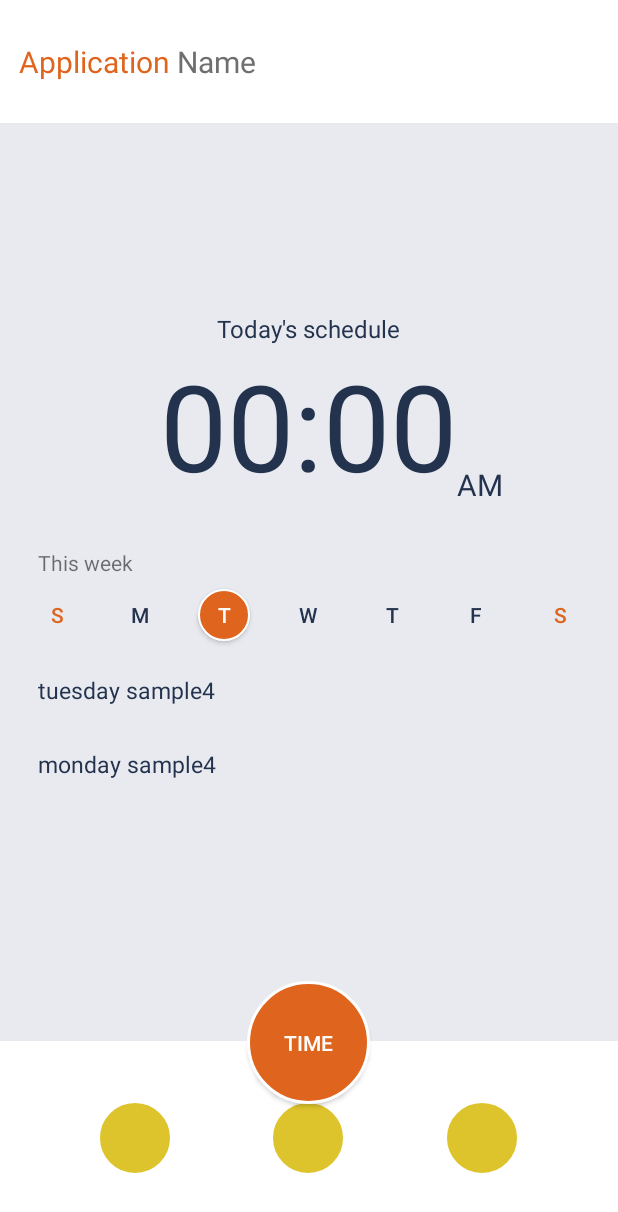
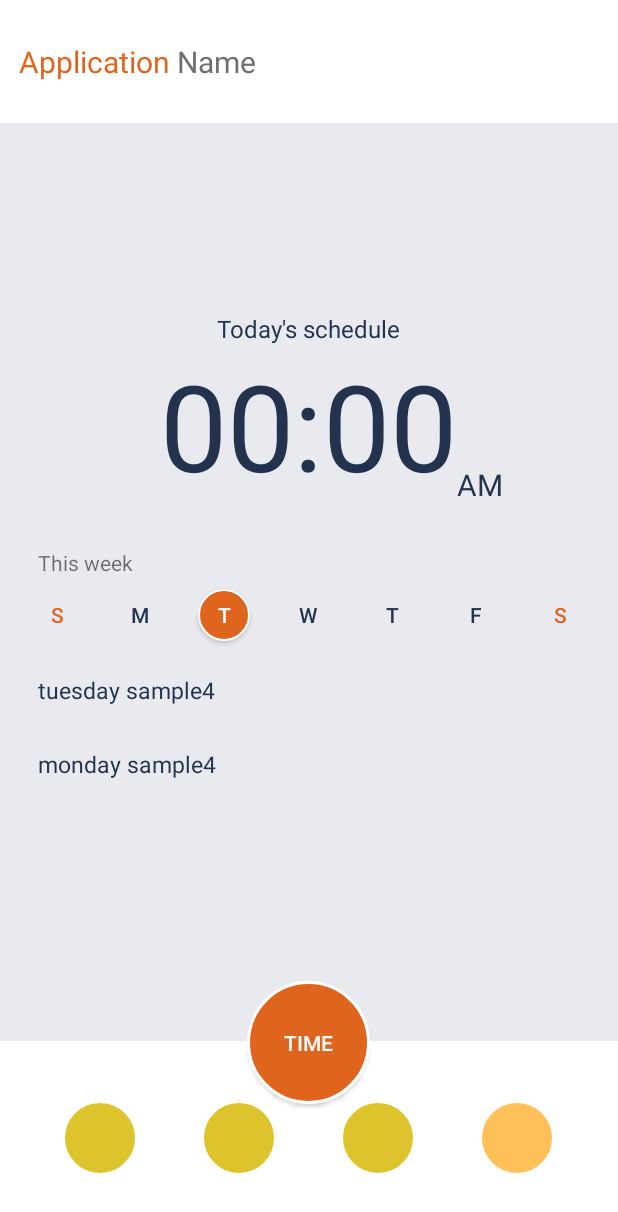
Before and after one commit to bdc01051/software_practice_03, an Android app: the main screen opened directly, with no data from a screen before it, on a phone screen of 412 x 824 dp. Shown: the top 1212 px of the screen. Run offline under Robolectric (Android 15) with nearby library versions, the phone set to English and light mode, and no system bars; our stand-ins replace Volley; libraries missing offline, so code that uses them is left out: cloud.artik.api, cloud.artik.client, cloud.artik.model; pictures from the network do not load; 9 statements that could not run were skipped.

Commit message:
logout activity implemented. icons are now high-resolution, works properly.

```diff
--- a/app/src/main/java/com/example/jiwon_hae/software_practice/main.java
+++ b/app/src/main/java/com/example/jiwon_hae/software_practice/main.java
@@ -23,12 +23,12 @@ import com.android.volley.Response;
 import com.android.volley.toolbox.Volley;
 import com.bumptech.glide.Glide;
 import com.bumptech.glide.signature.StringSignature;
-import com.example.jiwon_hae.software_practice.account.create_account.create_account;
 import com.example.jiwon_hae.software_practice.account.create_account.volley.create_account_volley;
 import com.example.jiwon_hae.software_practice.account.create_account.volley.request_check_email;
 import com.example.jiwon_hae.software_practice.artik.SensorData;
 import com.example.jiwon_hae.software_practice.artik.SensorDataListener;
 import com.example.jiwon_hae.software_practice.drunk_check.drunk_check;
+import com.example.jiwon_hae.software_practice.logout.logout;
 import com.example.jiwon_hae.software_practice.schedule.at_main.main_listview_adapter;
 import com.example.jiwon_hae.software_practice.schedule.schedule;
 import com.example.jiwon_hae.software_practice.tmap.map_navigation;
@@ -39,10 +39,12 @@ import org.json.JSONObject;
 import java.util.ArrayList;
 import java.util.Calendar;
 
+
 public class main extends AppCompatActivity {
     private ImageButton alcohol_btn;
     private ImageButton navigation_btn;
     private ImageButton drunkcheck_btn;
+    private ImageButton logout_btn;
 
     //Listview
     main_listview_adapter main_display_adapter;
@@ -225,6 +227,12 @@ public class main extends AppCompatActivity {
         });
 
         this.drunkcheck_btn = (ImageButton)findViewById(R.id.set_drunkcheck_imageButton);
+        Glide.with(this)
+                .load(R.drawable.check_icon)
+                .thumbnail(0.5f)
+                .signature(new StringSignature("c"))
+                .into(drunkcheck_btn);
+
         this.drunkcheck_btn.setOnClickListener(new View.OnClickListener() {
             @Override
             public void onClick(View view) {
@@ -233,11 +241,25 @@ public class main extends AppCompatActivity {
             }
         });
 
+        this.logout_btn =(ImageButton)findViewById(R.id.set_logout_imageButton);
+        Glide.with(this)
+                .load(R.drawable.exit_icon)
+                .thumbnail(0.5f)
+                .signature(new StringSignature("d"))
+                .into(logout_btn);
+
+        this.logout_btn.setOnClickListener(new View.OnClickListener(){
+            @Override
+            public void onClick(View view){
+                Intent to_logout = new Intent(main.this, logout.class);
+                startActivity(to_logout);
+            }
+        });
 
         this.navigation_btn = (ImageButton)findViewById(R.id.set_navigation_imageButton);
         Glide.with(this)
                 .load(R.drawable.navigation_icon)
-                .thumbnail(0.3f)
+                .thumbnail(0.5f)
                 .signature(new StringSignature("b"))
                 .into(navigation_btn);
 
--- /dev/null
+++ b/app/src/main/res/drawable/main_logout_btn.xml
@@ -0,0 +1,10 @@
+<?xml version="1.0" encoding="utf-8"?>
+<shape xmlns:android="http://schemas.android.com/apk/res/android"
+    android:shape="rectangle">
+    <solid android:color="#ffc05a" />
+    <stroke android:width="0.3mm" android:color="@color/white"/>
+    <corners android:bottomRightRadius="35dp"
+        android:bottomLeftRadius="35dp"
+        android:topRightRadius="35dp"
+        android:topLeftRadius="35dp"/>
+</shape>
--- a/app/src/main/res/layout/activity_main.xml
+++ b/app/src/main/res/layout/activity_main.xml
@@ -368,6 +368,20 @@
                         android:layout_weight="1"
                         android:layout_height="match_parent" />
 
+                    <ImageButton
+                        android:id="@+id/set_logout_imageButton"
+                        android:layout_width="8mm"
+                        android:layout_height="8mm"
+                        android:layout_gravity="center"
+                        android:padding="2mm"
+                        android:scaleType="centerInside"
+                        android:background="@drawable/main_logout_btn"/>
+
+                    <Space
+                        android:layout_width="0dp"
+                        android:layout_weight="1"
+                        android:layout_height="match_parent" />
+
                 </LinearLayout>
 
             </LinearLayout>
```
Also changed, not shown: app/src/main/AndroidManifest.xml (+12 -14 lines), app/src/main/java/com/example/jiwon_hae/software_practice/logout/logout.java (added, +59 -0 lines), app/src/main/res/drawable/main_no_btn.xml (added, +10 -0 lines), app/src/main/res/drawable/main_yes_btn.xml (added, +10 -0 lines), app/src/main/res/layout/activity_logout.xml (added, +67 -0 lines).
